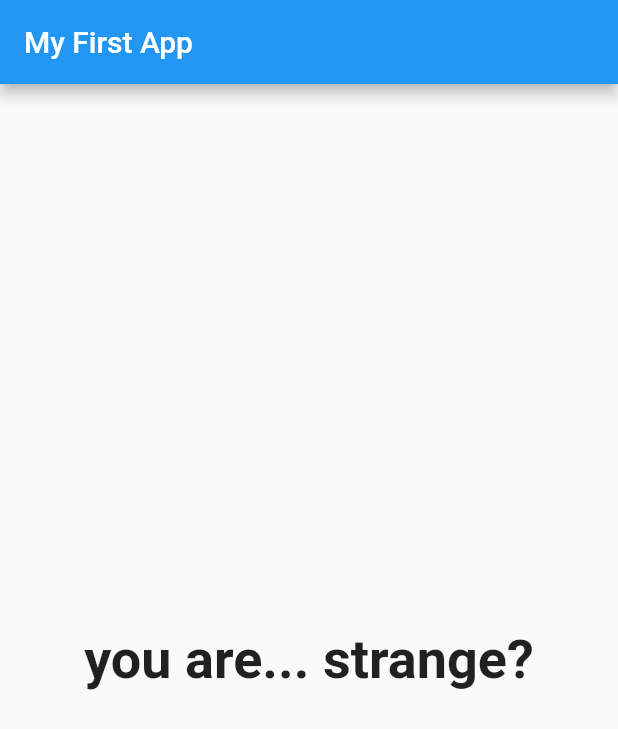
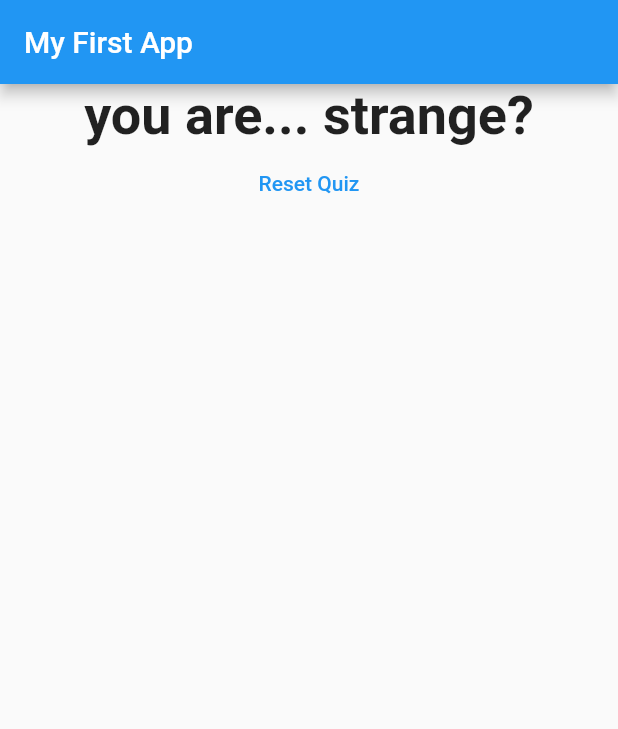
Before and after one commit to terinSeb/Flutter_First_Project, a Flutter app: the screen it shows after launch, after a tap on "Bule", after a tap on "Rabbit", after a tap on "Liza", on a phone screen of 412 x 824 dp. Shown: the top 729 px of the screen. Run offline on Flutter 3.47's test engine with Material 2 defaults, Android fonts, the phone set to English and light mode, and no system bars.

Commit message:
Added game restart button

```diff
--- a/lib/main.dart
+++ b/lib/main.dart
@@ -27,6 +27,12 @@ class _MyAppState extends State<MyApp>{
     ];
   var _questionInex = 0;
   int _totalScore = 0;
+  void resetQuiz(){
+    setState(() {
+      _questionInex =0;
+      _totalScore =0;
+    });
+  }
   void _answerQuestion(int score){
     setState((){
         _questionInex = _questionInex +1;
@@ -47,7 +53,7 @@ class _MyAppState extends State<MyApp>{
       appBar: AppBar(title: const Text('My First App'),),
       body: _questionInex < _questions.length ?
       Quiz(questions: _questions,answerQuestion:  _answerQuestion,questionInex: _questionInex,)
-      :  Result(resultScore:_totalScore,),
+      :  Result(resultScore:_totalScore,selectHandler: resetQuiz,),
       ), );
   }
 }
--- a/lib/result.dart
+++ b/lib/result.dart
@@ -1,8 +1,11 @@
+// ignore_for_file: deprecated_member_use
+
 import 'package:flutter/material.dart';
 
 class Result extends StatelessWidget{
  final int resultScore;
-   const Result({required this.resultScore,Key? key}) : super(key: key);
+  final VoidCallback selectHandler;
+   const Result({required this.resultScore,required this.selectHandler,Key? key}) : super(key: key);
 
  String get resultText{
    String resultString = "You did it";
@@ -22,8 +25,16 @@ class Result extends StatelessWidget{
   @override
   Widget build(BuildContext context){
 return  Center(child:
- Text(resultText,
- style: const TextStyle(fontSize:36, fontWeight: FontWeight.bold ),
- textAlign: TextAlign.center,),);
+ Column(
+   children: [
+     Text(resultText,
+     style: const TextStyle(fontSize:36, fontWeight: FontWeight.bold ),
+     textAlign: TextAlign.center,),
+     FlatButton(
+       onPressed: selectHandler,
+       textColor: Colors.blue,
+       child: const Text('Reset Quiz'))
+   ],
+ ),);
   }
 }
```
